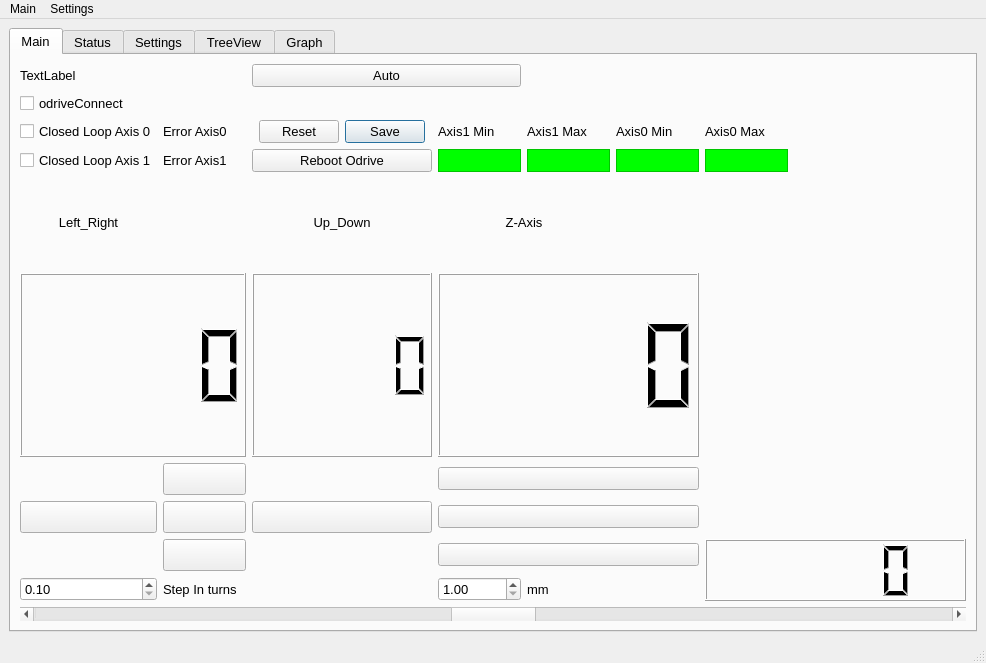
Old version of the form gui/mainwindow2.ui in the repository HK-AutoPlant/Gantry.
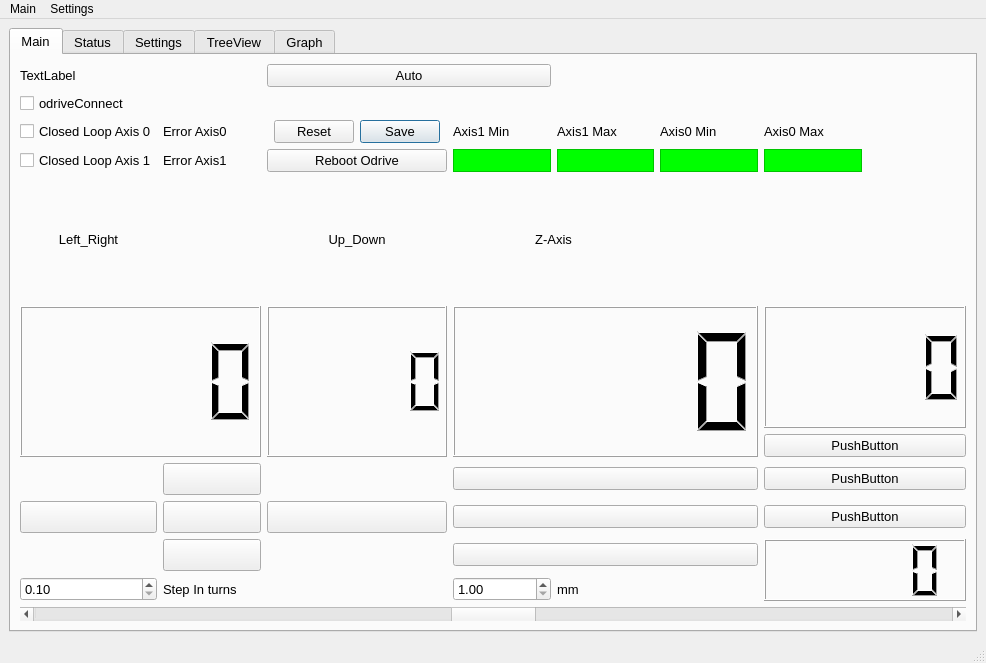
New version of the form. Icons and pictures are not drawn. Custom widgets are drawn as their Qt base class.

The edit to the form file:
```diff
--- a/gui/mainwindow2.ui
+++ b/gui/mainwindow2.ui
@@ -157,9 +157,6 @@
           </property>
          </widget>
         </item>
-        <item row="9" column="6" rowspan="2" colspan="3">
-         <widget class="QLCDNumber" name="lcd_vel"/>
-        </item>
         <item row="2" column="0">
          <widget class="QCheckBox" name="closedLoopAxis0CheckBox">
           <property name="text">
@@ -226,19 +223,6 @@
           </property>
          </widget>
         </item>
-        <item row="16" column="0" colspan="9">
-         <widget class="QScrollBar" name="posXSlider">
-          <property name="maximum">
-           <number>100</number>
-          </property>
-          <property name="value">
-           <number>50</number>
-          </property>
-          <property name="orientation">
-           <enum>Qt::Horizontal</enum>
-          </property>
-         </widget>
-        </item>
         <item row="9" column="1">
          <widget class="QPushButton" name="pushButton_Down">
           <property name="minimumSize">
@@ -390,6 +374,46 @@
           </property>
          </widget>
         </item>
+        <item row="8" column="6" colspan="2">
+         <widget class="QPushButton" name="pushButton_gripperDown">
+          <property name="text">
+           <string>PushButton</string>
+          </property>
+         </widget>
+        </item>
+        <item row="5" column="6" colspan="2">
+         <widget class="QLCDNumber" name="lcd_gripper"/>
+        </item>
+        <item row="6" column="6" colspan="2">
+         <widget class="QPushButton" name="pushButton_gripperUp">
+          <property name="text">
+           <string>PushButton</string>
+          </property>
+         </widget>
+        </item>
+        <item row="7" column="6" colspan="2">
+         <widget class="QPushButton" name="pushButton_gripperHome">
+          <property name="text">
+           <string>PushButton</string>
+          </property>
+         </widget>
+        </item>
+        <item row="9" column="6" rowspan="2" colspan="2">
+         <widget class="QLCDNumber" name="lcd_vel"/>
+        </item>
+        <item row="16" column="0" colspan="8">
+         <widget class="QScrollBar" name="posXSlider">
+          <property name="maximum">
+           <number>100</number>
+          </property>
+          <property name="value">
+           <number>50</number>
+          </property>
+          <property name="orientation">
+           <enum>Qt::Horizontal</enum>
+          </property>
+         </widget>
+        </item>
        </layout>
       </widget>
       <widget class="QWidget" name="tab_2">
```
